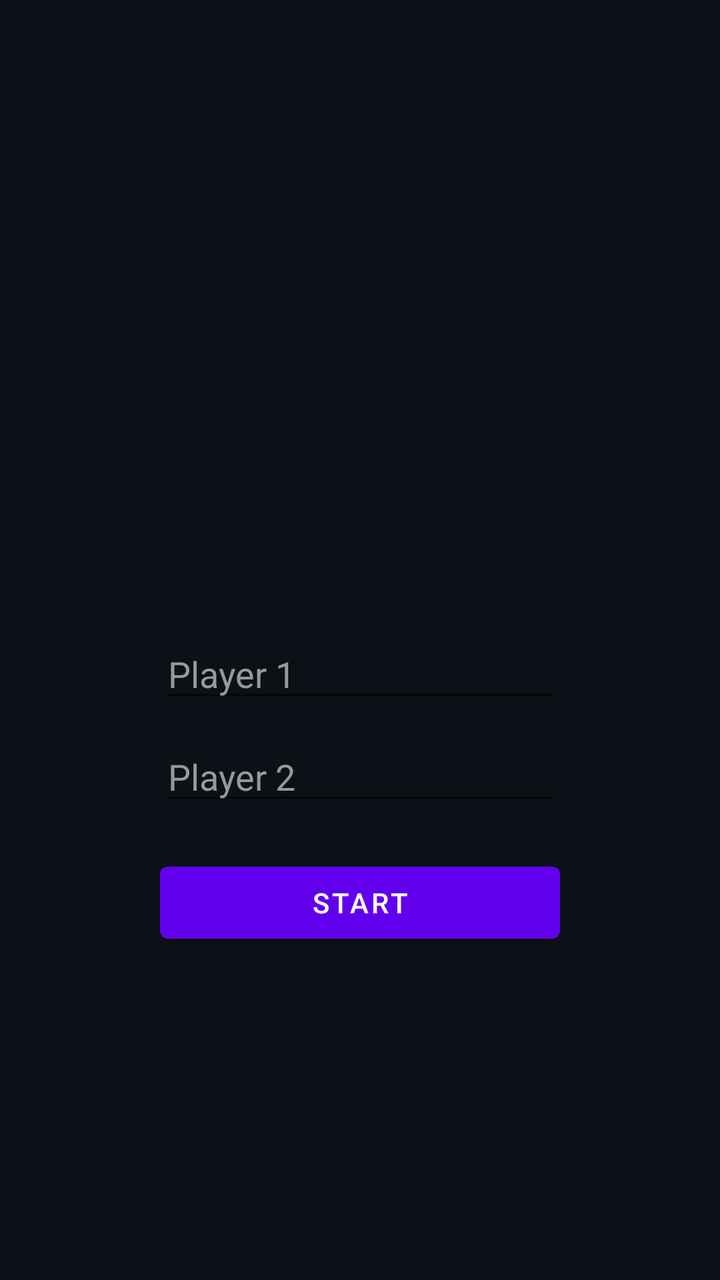
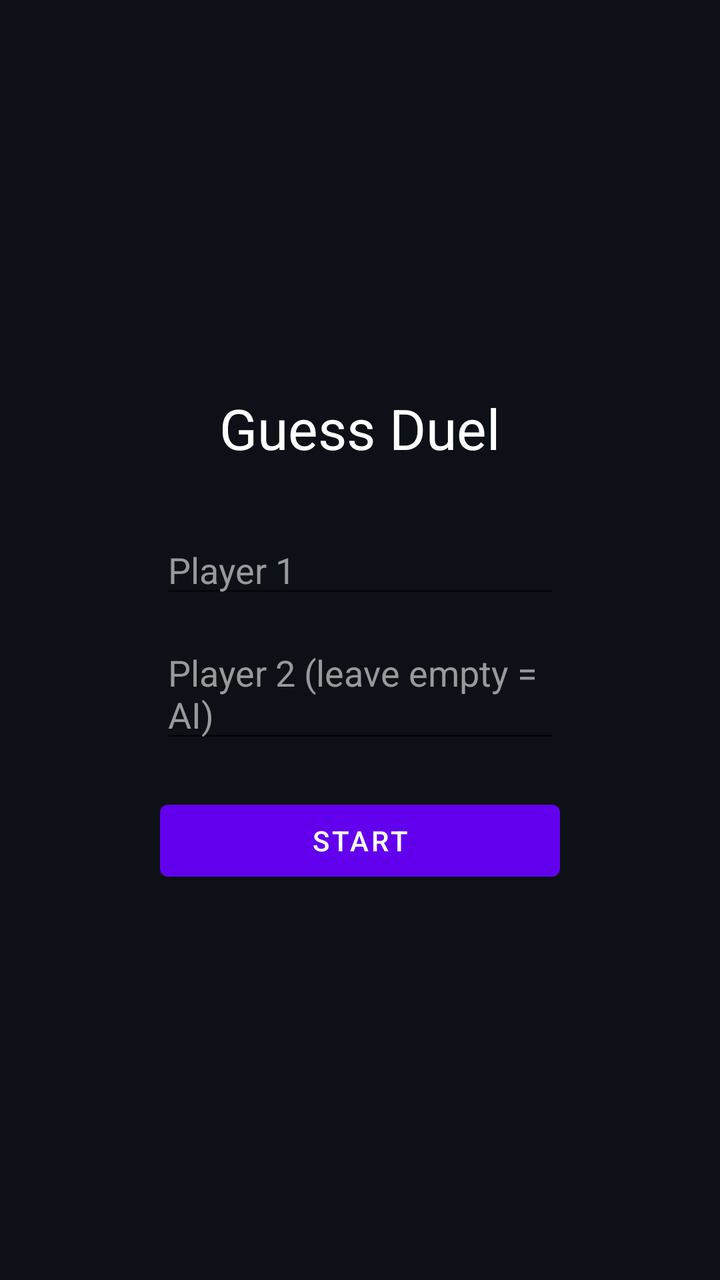

The first picture is an Android layout as it rendered before a commit; the second is the same layout after the commit. The layout source and the unified diff follow.
<!-- AndroidManifest.xml: fallback theme Theme.MaterialComponents.DayNight.NoActionBar -->
<!-- res/layout/activity_main.xml -->
<?xml version="1.0" encoding="utf-8"?>
<LinearLayout
    xmlns:android="http://schemas.android.com/apk/res/android"
    android:layout_width="match_parent"
    android:layout_height="match_parent"
    android:orientation="vertical"
    android:gravity="center"
    android:padding="20dp"
    android:background="#0D1117">

    
    <ImageView
        android:id="@+id/appIcon"
        android:layout_width="120dp"
        android:layout_height="120dp"
        android:text="Guess Duel"
        android:textSize="28sp"
        android:textColor="#FFFFFF"
        android:layout_marginBottom="30dp" />

    
    <EditText
        android:id="@+id/player1Input"
        android:layout_width="200dp"
        android:layout_height="wrap_content"
        android:hint="Player 1"
        android:textColor="#FFFFFF"
        android:textColorHint="#999999"/>

    
    <EditText
        android:id="@+id/player2Input"
        android:layout_width="200dp"
        android:layout_height="wrap_content"
        android:hint="Player 2"
        android:textColor="#FFFFFF"
        android:textColorHint="#999999"
        android:layout_marginTop="10dp"/>

    
    <Button
        android:id="@+id/startBtn"
        android:layout_width="200dp"
        android:layout_height="wrap_content"
        android:text="Start"
        android:layout_marginTop="20dp"/>

</LinearLayout>
<!-- resources referenced by this layout -->
<resources>

</resources>

<!-- the commit's change to res/layout/activity_main.xml (unified diff, before → after) -->
@@ -8,17 +8,14 @@
     android:padding="20dp"
     android:background="#0D1117">
 
-    
-    <ImageView
-        android:id="@+id/appIcon"
-        android:layout_width="120dp"
-        android:layout_height="120dp"
+    <TextView
         android:text="Guess Duel"
         android:textSize="28sp"
         android:textColor="#FFFFFF"
-        android:layout_marginBottom="30dp" />
+        android:layout_marginBottom="30dp"
+        android:layout_width="wrap_content"
+        android:layout_height="wrap_content"/>
 
-    
     <EditText
         android:id="@+id/player1Input"
         android:layout_width="200dp"
@@ -27,17 +24,15 @@
         android:textColor="#FFFFFF"
         android:textColorHint="#999999"/>
 
-    
     <EditText
         android:id="@+id/player2Input"
         android:layout_width="200dp"
         android:layout_height="wrap_content"
-        android:hint="Player 2"
+        android:hint="Player 2 (leave empty = AI)"
         android:textColor="#FFFFFF"
         android:textColorHint="#999999"
         android:layout_marginTop="10dp"/>
 
-    
     <Button
         android:id="@+id/startBtn"
         android:layout_width="200dp"
